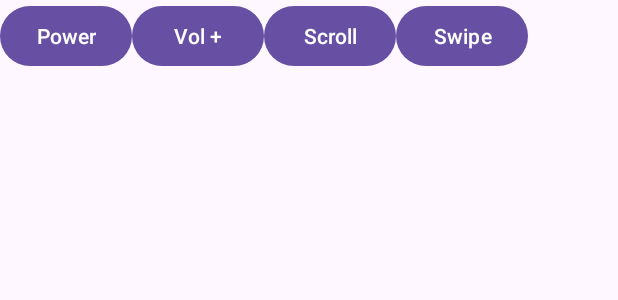
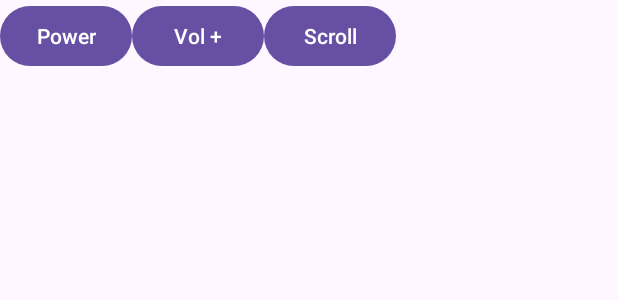
Before and after one commit to RachitGarg123/Accessibility-Service, an Android app: the layout action_bar.xml on its own in the app's theme, with its tools: preview values and no code run, on a phone screen of 412 x 824 dp. Shown: the top 300 px of the screen. Run offline under Robolectric (Android 15) with nearby library versions, the phone set to English and light mode, and no system bars.

Commit message:
Removed swipe button

```diff
--- a/app/src/main/java/com/example/accessibilityservicepresentation/MyAccessibilityService.kt
+++ b/app/src/main/java/com/example/accessibilityservicepresentation/MyAccessibilityService.kt
@@ -3,6 +3,7 @@ package com.example.accessibilityservicepresentation
 import android.accessibilityservice.AccessibilityService
 import android.accessibilityservice.AccessibilityServiceInfo
 import android.content.Intent
+import android.content.pm.PackageManager
 import android.view.accessibility.AccessibilityEvent
 import android.view.accessibility.AccessibilityNodeInfo
 
--- a/app/src/main/res/layout/action_bar.xml
+++ b/app/src/main/res/layout/action_bar.xml
@@ -34,9 +34,4 @@
         android:text="@string/scroll"
         android:layout_width="wrap_content"
         android:layout_height="wrap_content"/>
-    <Button
-        android:id="@+id/swipe"
-        android:text="@string/swipe"
-        android:layout_width="wrap_content"
-        android:layout_height="wrap_content"/>
 </LinearLayout>
```
Also changed, not shown: app/src/main/java/com/example/accessibilityservicepresentation/CodeLabAccessibilityService.kt (+0 -13 lines).
